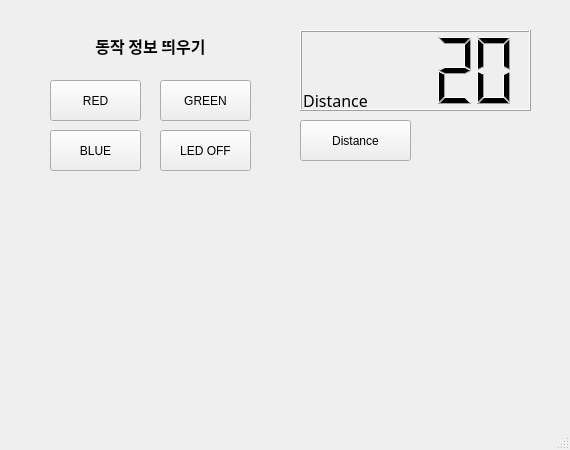
Old version of the form homework/homework.ui in the repository som7199/raspi-2024.
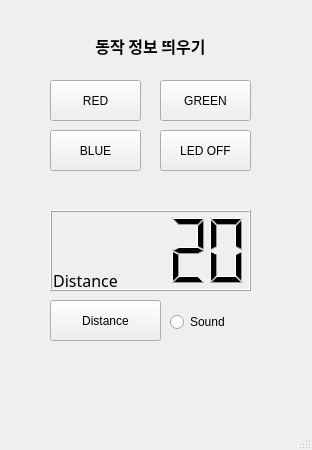
New version of the form.

Commit message: raspi day07 - in progress_piezo

The edit to the form file:
```diff
--- a/homework/homework.ui
+++ b/homework/homework.ui
@@ -6,7 +6,7 @@
    <rect>
     <x>0</x>
     <y>0</y>
-    <width>570</width>
+    <width>312</width>
     <height>450</height>
    </rect>
   </property>
@@ -17,8 +17,8 @@
    <widget class="QLabel" name="lblDist">
     <property name="geometry">
      <rect>
-      <x>300</x>
-      <y>90</y>
+      <x>50</x>
+      <y>270</y>
       <width>71</width>
       <height>21</height>
      </rect>
@@ -49,9 +49,9 @@
    <widget class="QLCDNumber" name="lcdNumber">
     <property name="geometry">
      <rect>
-      <x>300</x>
-      <y>30</y>
-      <width>231</width>
+      <x>50</x>
+      <y>210</y>
+      <width>201</width>
       <height>81</height>
      </rect>
     </property>
@@ -76,8 +76,8 @@
    <widget class="QPushButton" name="ultraBtn">
     <property name="geometry">
      <rect>
-      <x>300</x>
-      <y>120</y>
+      <x>50</x>
+      <y>300</y>
       <width>111</width>
       <height>41</height>
      </rect>
@@ -166,6 +166,19 @@
      <string>BLUE</string>
     </property>
    </widget>
+   <widget class="QRadioButton" name="rdoPiezo">
+    <property name="geometry">
+     <rect>
+      <x>170</x>
+      <y>310</y>
+      <width>81</width>
+      <height>24</height>
+     </rect>
+    </property>
+    <property name="text">
+     <string>Sound</string>
+    </property>
+   </widget>
   </widget>
   <widget class="QMenuBar" name="menubar">
    <property name="geometry">
```
Left out of the diff: 23 changed lines with no effect on the pictures. The commit also changes 1 other file.
